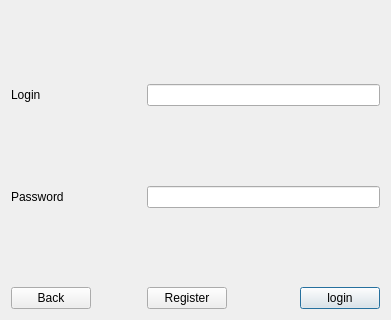
This is source/windows/authorization/authorizationwindow.ui in Who-are-me/term_paper_2022 as Qt 5 draws it before an edit. The edited form follows.
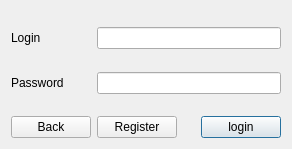
This is the edited form.

Patch:
```diff
--- a/source/windows/authorization/authorizationwindow.ui
+++ b/source/windows/authorization/authorizationwindow.ui
@@ -6,8 +6,8 @@
    <rect>
     <x>0</x>
     <y>0</y>
-    <width>391</width>
-    <height>320</height>
+    <width>267</width>
+    <height>149</height>
    </rect>
   </property>
   <property name="windowTitle">
```
